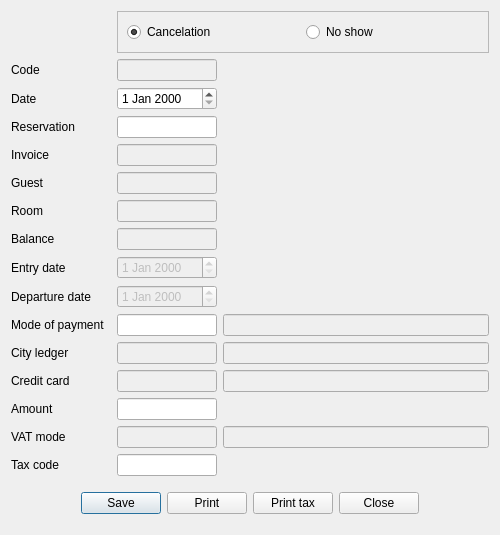
Qt form Resort/dlgnoshow.ui (End1-1/Resort) before a commit.
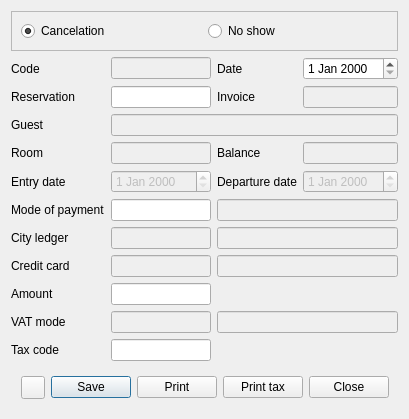
The same form after that commit. Icons and pictures are not drawn. Custom widgets are drawn as their Qt base class.

Patch:
```diff
--- a/Resort/dlgnoshow.ui
+++ b/Resort/dlgnoshow.ui
@@ -6,63 +6,23 @@
    <rect>
     <x>0</x>
     <y>0</y>
-    <width>500</width>
-    <height>535</height>
+    <width>375</width>
+    <height>388</height>
    </rect>
   </property>
   <property name="windowTitle">
    <string>Cancelation/No show fee</string>
   </property>
   <layout class="QGridLayout" name="gridLayout">
-   <item row="14" column="3">
-    <widget class="EQLineEdit" name="leVATName">
-     <property name="enabled">
-      <bool>false</bool>
-     </property>
-    </widget>
-   </item>
-   <item row="10" column="3">
-    <widget class="EQLineEdit" name="lePaymentName">
-     <property name="enabled">
-      <bool>false</bool>
-     </property>
-    </widget>
-   </item>
-   <item row="14" column="2">
-    <widget class="EQLineEdit" name="leVATCode">
-     <property name="enabled">
-      <bool>false</bool>
-     </property>
-     <property name="minimumSize">
-      <size>
-       <width>100</width>
-       <height>0</height>
-      </size>
-     </property>
-     <property name="maximumSize">
-      <size>
-       <width>100</width>
-       <height>16777215</height>
-      </size>
-     </property>
-    </widget>
-   </item>
-   <item row="11" column="3">
-    <widget class="EQLineEdit" name="leCLName">
-     <property name="enabled">
-      <bool>false</bool>
-     </property>
-    </widget>
-   </item>
-   <item row="7" column="0">
-    <widget class="QLabel" name="label_14">
+   <item row="1" column="0">
+    <widget class="QLabel" name="label_9">
      <property name="text">
-      <string>Balance</string>
+      <string>Code</string>
      </property>
     </widget>
    </item>
-   <item row="7" column="2">
-    <widget class="EQLineEdit" name="leBalance">
+   <item row="1" column="1">
+    <widget class="EQLineEdit" name="leCode">
      <property name="enabled">
       <bool>false</bool>
      </property>
@@ -72,49 +32,16 @@
        <height>16777215</height>
       </size>
      </property>
-     <property name="readOnly">
-      <bool>true</bool>
-     </property>
     </widget>
    </item>
-   <item row="8" column="2">
-    <widget class="EQDateEdit" name="deEntry">
-     <property name="enabled">
-      <bool>false</bool>
-     </property>
-     <property name="maximumSize">
-      <size>
-       <width>100</width>
-       <height>16777215</height>
-      </size>
-     </property>
-    </widget>
-   </item>
-   <item row="2" column="0">
+   <item row="1" column="2">
     <widget class="QLabel" name="label">
      <property name="text">
       <string>Date</string>
      </property>
     </widget>
    </item>
-   <item row="8" column="0">
-    <widget class="QLabel" name="label_6">
-     <property name="text">
-      <string>Entry date</string>
-     </property>
-    </widget>
-   </item>
-   <item row="13" column="2">
-    <widget class="EQLineEdit" name="leAmount">
-     <property name="maximumSize">
-      <size>
-       <width>100</width>
-       <height>16777215</height>
-      </size>
-     </property>
-    </widget>
-   </item>
-   <item row="2" column="2">
+   <item row="1" column="3">
     <widget class="EQDateEdit" name="deDate">
      <property name="maximumSize">
       <size>
@@ -124,51 +51,17 @@
      </property>
     </widget>
    </item>
-   <item row="9" column="0">
-    <widget class="QLabel" name="label_7">
-     <property name="text">
-      <string>Departure date</string>
-     </property>
-    </widget>
-   </item>
-   <item row="6" column="0">
-    <widget class="QLabel" name="label_5">
-     <property name="text">
-      <string>Room</string>
-     </property>
-    </widget>
-   </item>
-   <item row="6" column="2">
-    <widget class="EQLineEdit" name="leRoom">
-     <property name="enabled">
-      <bool>false</bool>
-     </property>
-     <property name="maximumSize">
-      <size>
-       <width>100</width>
-       <height>16777215</height>
-      </size>
-     </property>
-    </widget>
-   </item>
-   <item row="13" column="0">
-    <widget class="QLabel" name="label_8">
-     <property name="text">
-      <string>Amount</string>
-     </property>
-    </widget>
-   </item>
-   <item row="3" column="0">
+   <item row="2" column="0">
     <widget class="QLabel" name="label_2">
      <property name="text">
       <string>Reservation</string>
      </property>
     </widget>
    </item>
-   <item row="9" column="2">
-    <widget class="EQDateEdit" name="deDeparture">
+   <item row="2" column="1">
+    <widget class="EQLineEdit" name="leReserve">
      <property name="enabled">
-      <bool>false</bool>
+      <bool>true</bool>
      </property>
      <property name="maximumSize">
       <size>
@@ -178,29 +71,42 @@
      </property>
     </widget>
    </item>
-   <item row="4" column="0">
+   <item row="2" column="2">
     <widget class="QLabel" name="label_3">
      <property name="text">
       <string>Invoice</string>
      </property>
     </widget>
    </item>
-   <item row="5" column="0">
+   <item row="2" column="3">
+    <widget class="EQLineEdit" name="leInvoice">
+     <property name="enabled">
+      <bool>false</bool>
+     </property>
+     <property name="maximumSize">
+      <size>
+       <width>100</width>
+       <height>16777215</height>
+      </size>
+     </property>
+    </widget>
+   </item>
+   <item row="3" column="0">
     <widget class="QLabel" name="label_4">
      <property name="text">
       <string>Guest</string>
      </property>
     </widget>
    </item>
-   <item row="1" column="0">
-    <widget class="QLabel" name="label_9">
+   <item row="4" column="0">
+    <widget class="QLabel" name="label_5">
      <property name="text">
-      <string>Code</string>
+      <string>Room</string>
      </property>
     </widget>
    </item>
-   <item row="1" column="2">
-    <widget class="EQLineEdit" name="leCode">
+   <item row="4" column="1">
+    <widget class="EQLineEdit" name="leRoom">
      <property name="enabled">
       <bool>false</bool>
      </property>
@@ -212,10 +118,17 @@
      </property>
     </widget>
    </item>
-   <item row="3" column="2">
-    <widget class="EQLineEdit" name="leReserve">
+   <item row="6" column="0">
+    <widget class="QLabel" name="label_6">
+     <property name="text">
+      <string>Entry date</string>
+     </property>
+    </widget>
+   </item>
+   <item row="6" column="1">
+    <widget class="EQDateEdit" name="deEntry">
      <property name="enabled">
-      <bool>true</bool>
+      <bool>false</bool>
      </property>
      <property name="maximumSize">
       <size>
@@ -225,8 +138,15 @@
      </property>
     </widget>
    </item>
-   <item row="4" column="2">
-    <widget class="EQLineEdit" name="leInvoice">
+   <item row="6" column="2">
+    <widget class="QLabel" name="label_7">
+     <property name="text">
+      <string>Departure date</string>
+     </property>
+    </widget>
+   </item>
+   <item row="6" column="3">
+    <widget class="EQDateEdit" name="deDeparture">
      <property name="enabled">
       <bool>false</bool>
      </property>
@@ -238,15 +158,39 @@
      </property>
     </widget>
    </item>
-   <item row="11" column="0">
+   <item row="7" column="0">
+    <widget class="QLabel" name="label_10">
+     <property name="text">
+      <string>Mode of payment</string>
+     </property>
+    </widget>
+   </item>
+   <item row="7" column="1">
+    <widget class="EQLineEdit" name="lePaymentMode">
+     <property name="maximumSize">
+      <size>
+       <width>100</width>
+       <height>16777215</height>
+      </size>
+     </property>
+    </widget>
+   </item>
+   <item row="7" column="2" colspan="2">
+    <widget class="EQLineEdit" name="lePaymentName">
+     <property name="enabled">
+      <bool>false</bool>
+     </property>
+    </widget>
+   </item>
+   <item row="8" column="0">
     <widget class="QLabel" name="label_11">
      <property name="text">
       <string>City ledger</string>
      </property>
     </widget>
    </item>
-   <item row="12" column="2">
-    <widget class="EQLineEdit" name="leCardCode">
+   <item row="8" column="1">
+    <widget class="EQLineEdit" name="leCLCode">
      <property name="enabled">
       <bool>false</bool>
      </property>
@@ -258,35 +202,22 @@
      </property>
     </widget>
    </item>
-   <item row="5" column="2">
-    <widget class="EQLineEdit" name="leGuest">
+   <item row="8" column="2" colspan="2">
+    <widget class="EQLineEdit" name="leCLName">
      <property name="enabled">
       <bool>false</bool>
      </property>
-     <property name="maximumSize">
-      <size>
-       <width>100</width>
-       <height>16777215</height>
-      </size>
-     </property>
     </widget>
    </item>
-   <item row="12" column="0">
+   <item row="9" column="0">
     <widget class="QLabel" name="label_12">
      <property name="text">
       <string>Credit card</string>
      </property>
     </widget>
    </item>
-   <item row="10" column="0">
-    <widget class="QLabel" name="label_10">
-     <property name="text">
-      <string>Mode of payment</string>
-     </property>
-    </widget>
-   </item>
-   <item row="11" column="2">
-    <widget class="EQLineEdit" name="leCLCode">
+   <item row="9" column="1">
+    <widget class="EQLineEdit" name="leCardCode">
      <property name="enabled">
       <bool>false</bool>
      </property>
@@ -298,60 +229,84 @@
      </property>
     </widget>
    </item>
-   <item row="10" column="2">
-    <widget class="EQLineEdit" name="lePaymentMode">
-     <property name="maximumSize">
-      <size>
-       <width>100</width>
-       <height>16777215</height>
-      </size>
-     </property>
-    </widget>
-   </item>
-   <item row="12" column="3">
+   <item row="9" column="2" colspan="2">
     <widget class="EQLineEdit" name="leCardName">
      <property name="enabled">
       <bool>false</bool>
      </property>
     </widget>
    </item>
-   <item row="14" column="0">
+   <item row="10" column="0">
+    <widget class="QLabel" name="label_8">
+     <property name="text">
+      <string>Amount</string>
+     </property>
+    </widget>
+   </item>
+   <item row="10" column="1">
+    <widget class="EQLineEdit" name="leAmount">
+     <property name="maximumSize">
+      <size>
+       <width>100</width>
+       <height>16777215</height>
+      </size>
+     </property>
+    </widget>
+   </item>
+   <item row="11" column="0">
     <widget class="QLabel" name="label_13">
      <property name="text">
       <string>VAT mode</string>
      </property>
     </widget>
    </item>
-   <item row="0" column="2" colspan="2">
-    <widget class="QFrame" name="frame">
-     <property name="frameShape">
-      <enum>QFrame::StyledPanel</enum>
+   <item row="11" column="1">
+    <widget class="EQLineEdit" name="leVATCode">
+     <property name="enabled">
+      <bool>false</bool>
      </property>
-     <property name="frameShadow">
-      <enum>QFrame::Raised</enum>
+     <property name="minimumSize">
+      <size>
+       <width>100</width>
+       <height>0</height>
+      </size>
      </property>
-     <layout class="QHBoxLayout" name="horizontalLayout_2">
-      <item>
-       <widget class="QRadioButton" name="rbCancelation">
-        <property name="text">
-         <string>Cancelation</string>
-        </property>
-        <property name="checked">
-         <bool>true</bool>
-        </property>
-       </widget>
-      </item>
-      <item>
-       <widget class="QRadioButton" name="rbNoShow">
-        <property name="text">
-         <string>No show</string>
-        </property>
-       </widget>
-      </item>
-     </layout>
+     <property name="maximumSize">
+      <size>
+       <width>100</width>
+       <height>16777215</height>
+      </size>
+     </property>
     </widget>
    </item>
-   <item row="16" column="0" colspan="4">
+   <item row="11" column="2" colspan="2">
+    <widget class="EQLineEdit" name="leVATName">
+     <property name="enabled">
+      <bool>false</bool>
+     </property>
+    </widget>
+   </item>
+   <item row="12" column="0">
+    <widget class="QLabel" name="Taxcode">
+     <property name="text">
+      <string>Tax code</string>
+     </property>
+    </widget>
+   </item>
+   <item row="12" column="1">
+    <widget class="EQLineEdit" name="leTaxCode">
+     <property name="maximumSize">
+      <size>
+       <width>100</width>
+       <height>16777215</height>
+      </size>
+     </property>
+     <property name="readOnly">
+      <bool>true</bool>
+     </property>
+    </widget>
+   </item>
+   <item row="13" column="0" colspan="4">
     <widget class="QWidget" name="widget" native="true">
      <layout class="QHBoxLayout" name="horizontalLayout">
       <item>
@@ -367,6 +322,17 @@
         </property>
        </spacer>
       </item>
+      <item>
+       <widget class="QToolButton" name="btnLog">
+        <property name="text">
+         <string/>
+        </property>
+        <property name="icon">
+         <iconset resource="res.qrc">
+          <normaloff>:/images/tracking.png</normaloff>:/images/tracking.png</iconset>
+        </property>
+       </widget>
+      </item>
       <item>
        <widget class="QPushButton" name="btnSave">
         <property name="text">
@@ -414,15 +380,60 @@
      </layout>
     </widget>
    </item>
-   <item row="15" column="0">
-    <widget class="QLabel" name="Taxcode">
+   <item row="3" column="1" colspan="3">
+    <widget class="EQLineEdit" name="leGuest">
+     <property name="enabled">
+      <bool>false</bool>
+     </property>
+     <property name="maximumSize">
+      <size>
+       <width>16777215</width>
+       <height>16777215</height>
+      </size>
+     </property>
+    </widget>
+   </item>
+   <item row="0" column="0" colspan="4">
+    <widget class="QFrame" name="frame">
+     <property name="frameShape">
+      <enum>QFrame::StyledPanel</enum>
+     </property>
+     <property name="frameShadow">
+      <enum>QFrame::Raised</enum>
+     </property>
+     <layout class="QHBoxLayout" name="horizontalLayout_2">
+      <item>
+       <widget class="QRadioButton" name="rbCancelation">
+        <property name="text">
+         <string>Cancelation</string>
+        </property>
+        <property name="checked">
+         <bool>true</bool>
+        </property>
+       </widget>
+      </item>
+      <item>
+       <widget class="QRadioButton" name="rbNoShow">
+        <property name="text">
+         <string>No show</string>
+        </property>
+       </widget>
+      </item>
+     </layout>
+    </widget>
+   </item>
+   <item row="4" column="2">
+    <widget class="QLabel" name="label_14">
      <property name="text">
-      <string>Tax code</string>
+      <string>Balance</string>
      </property>
     </widget>
    </item>
-   <item row="15" column="2">
-    <widget class="EQLineEdit" name="leTaxCode">
+   <item row="4" column="3">
+    <widget class="EQLineEdit" name="leBalance">
+     <property name="enabled">
+      <bool>false</bool>
+     </property>
      <property name="maximumSize">
       <size>
        <width>100</width>
@@ -437,11 +448,6 @@
   </layout>
  </widget>
  <customwidgets>
-  <customwidget>
-   <class>EQDateEdit</class>
-   <extends>QDateEdit</extends>
-   <header location="global">eqdateedit.h</header>
-  </customwidget>
   <customwidget>
    <class>EQLineEdit</class>
    <extends>QLineEdit</extends>
@@ -450,6 +456,11 @@
     <signal>customButtonClicked(bool)</signal>
    </slots>
   </customwidget>
+  <customwidget>
+   <class>EQDateEdit</class>
+   <extends>QDateEdit</extends>
+   <header location="global">eqdateedit.h</header>
+  </customwidget>
  </customwidgets>
  <resources/>
  <connections/>
```
Left out of the diff: 4 changed lines with no effect on the pictures.
